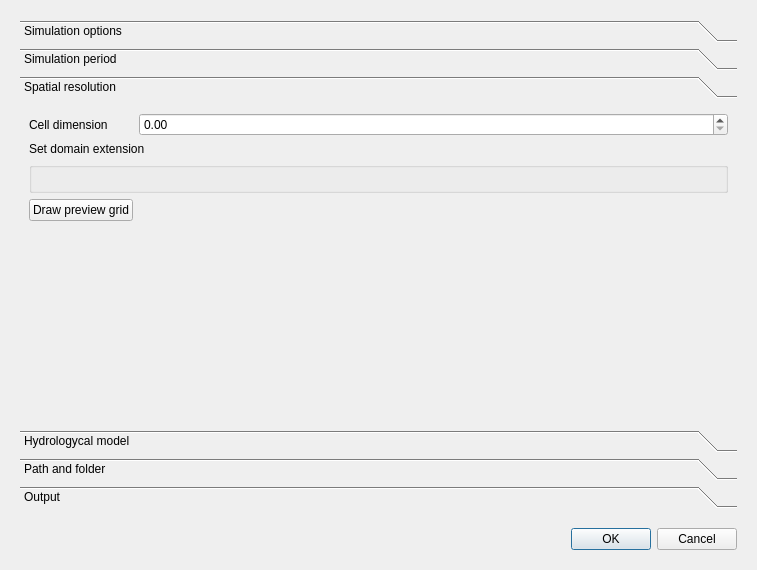
This is forms/set_simulation_dialog.ui in rita-tools/IdrAgraTools as Qt 5 draws it before an edit. The edited form follows.
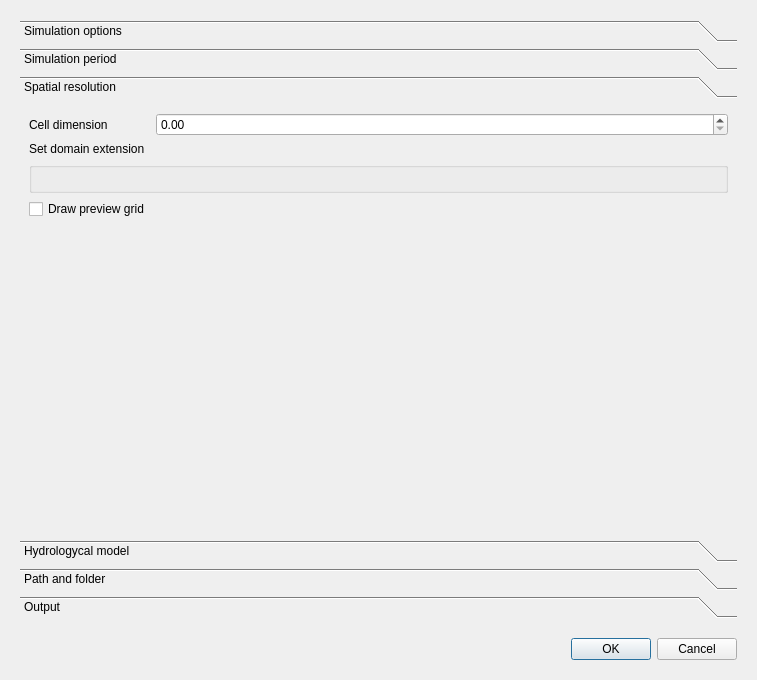
This is the edited form. Custom widgets are drawn as their Qt base class.

```diff
--- a/forms/set_simulation_dialog.ui
+++ b/forms/set_simulation_dialog.ui
@@ -7,7 +7,7 @@
     <x>0</x>
     <y>0</y>
     <width>757</width>
-    <height>570</height>
+    <height>680</height>
    </rect>
   </property>
   <property name="windowTitle">
@@ -145,7 +145,7 @@
          <x>0</x>
          <y>0</y>
          <width>717</width>
-         <height>325</height>
+         <height>353</height>
         </rect>
        </property>
        <attribute name="label">
@@ -180,7 +180,7 @@
          <widget class="QgsExtentGroupBox" name="DOMAINEXT"/>
         </item>
         <item row="4" column="0">
-         <widget class="QPushButton" name="DRAW_GRID_BT">
+         <widget class="QCheckBox" name="DRAW_GRID_CB">
           <property name="text">
            <string>Draw preview grid</string>
           </property>
```
Left out of the diff: 18 changed lines with no effect on the pictures.
